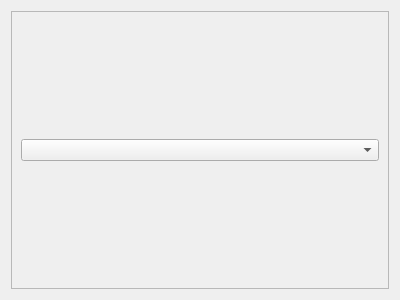
First picture: the form in table/zchxhqdisplaywidget.ui, repository bnufree/Hq, before the edit.
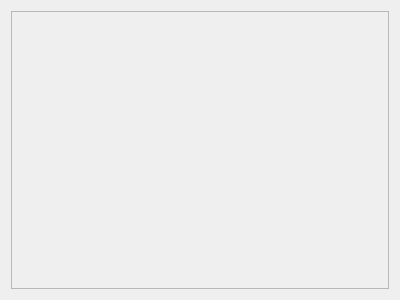
Second picture: the form after the edit.

Patch:
```diff
--- a/table/zchxhqdisplaywidget.ui
+++ b/table/zchxhqdisplaywidget.ui
@@ -23,9 +23,18 @@
       <enum>QFrame::Raised</enum>
      </property>
      <layout class="QHBoxLayout" name="horizontalLayout">
-      <item>
-       <widget class="QComboBox" name="comboBox"/>
-      </item>
+      <property name="leftMargin">
+       <number>0</number>
+      </property>
+      <property name="topMargin">
+       <number>0</number>
+      </property>
+      <property name="rightMargin">
+       <number>0</number>
+      </property>
+      <property name="bottomMargin">
+       <number>0</number>
+      </property>
      </layout>
     </widget>
    </item>
```
